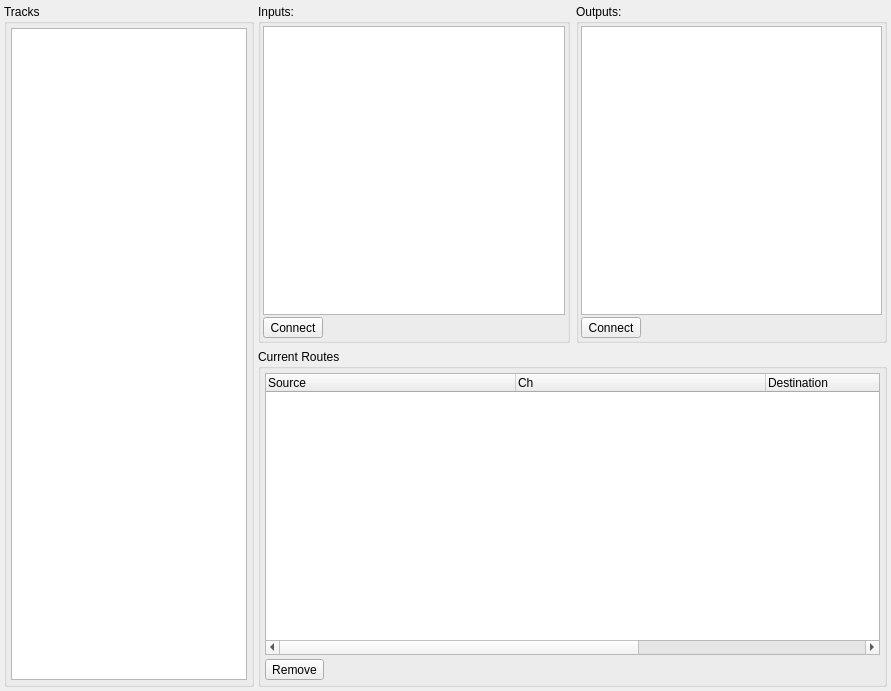
Old version of the form oom/mixer/routedialogbase.ui in the repository ccherrett/oom.
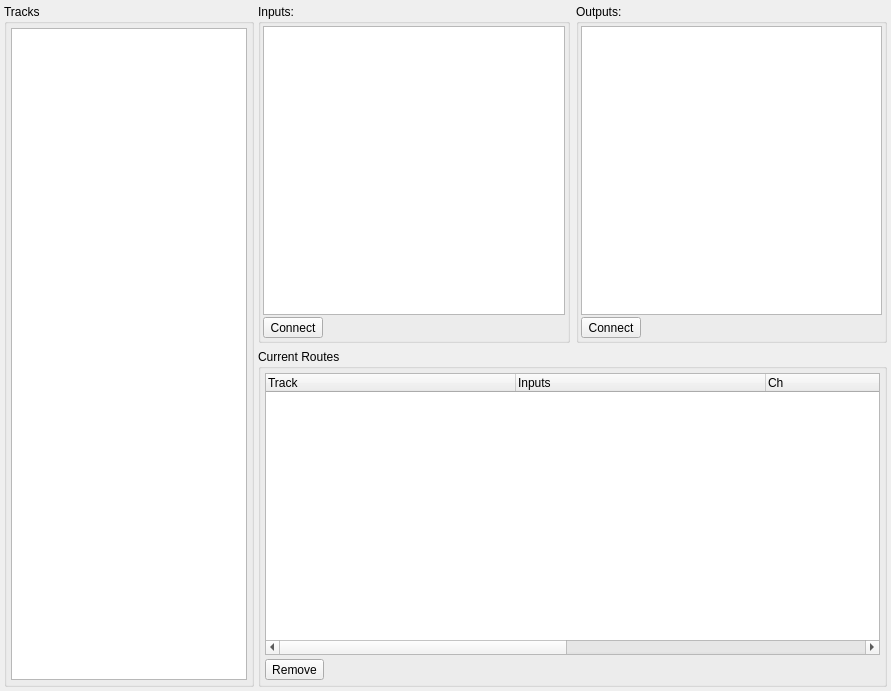
New version of the form.

Commit message: a few tweeks to the audio connection manager

Patch:
```diff
--- a/oom/mixer/routedialogbase.ui
+++ b/oom/mixer/routedialogbase.ui
@@ -235,7 +235,7 @@
            <bool>true</bool>
           </property>
           <property name="columnCount">
-           <number>4</number>
+           <number>5</number>
           </property>
           <attribute name="headerDefaultSectionSize">
            <number>250</number>
@@ -251,7 +251,12 @@
           </attribute>
           <column>
            <property name="text">
-            <string>Source</string>
+            <string>Track</string>
+           </property>
+          </column>
+          <column>
+           <property name="text">
+            <string>Inputs</string>
            </property>
           </column>
           <column>
@@ -264,7 +269,7 @@
           </column>
           <column>
            <property name="text">
-            <string>Destination</string>
+            <string>Outputs</string>
            </property>
           </column>
           <column>
```
